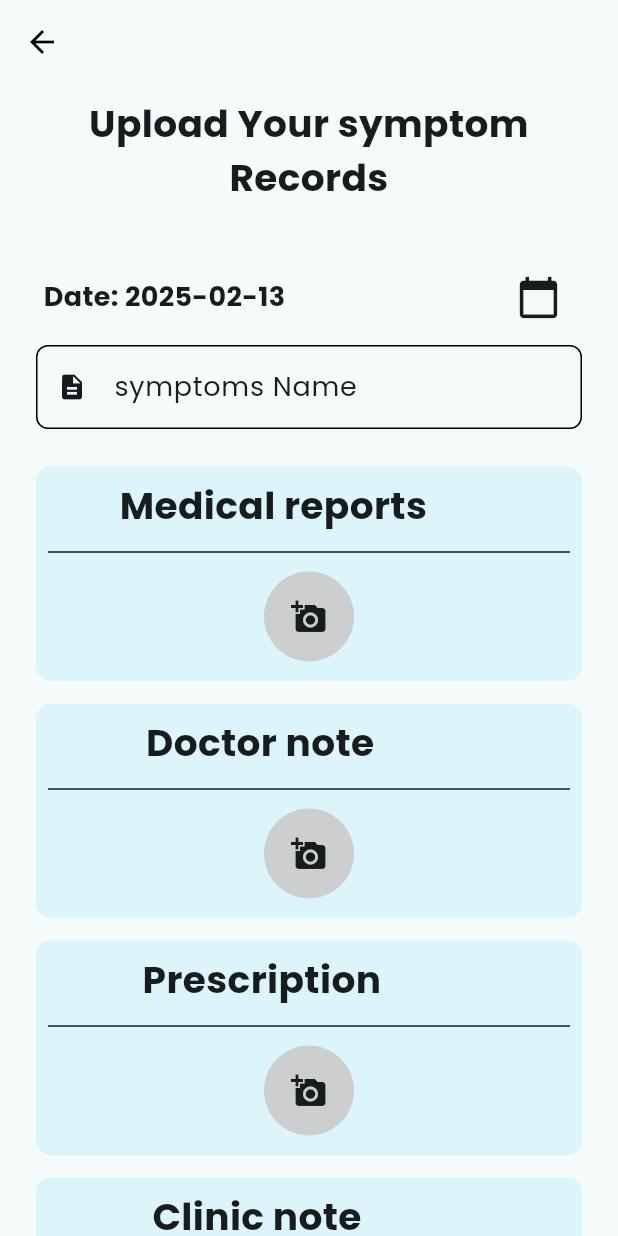
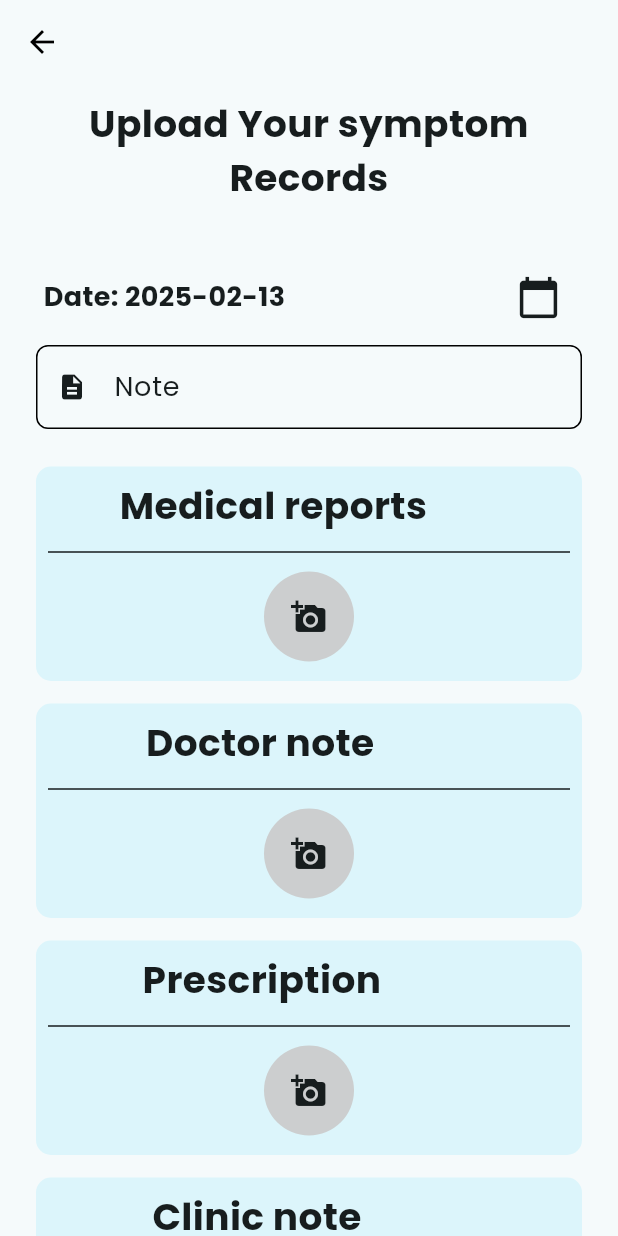
Before and after one commit to NimanthaSupun/healthcare, a Flutter app: the AddHealthReport screen opened directly with empty values, on a phone screen of 412 x 824 dp. Run offline on Flutter 3.47's test engine with Material 3 defaults, Android fonts, the phone set to English and light mode, and no system bars; our stand-ins replace animate_do, cloud_firestore, firebase_auth, firebase_core, firebase_messaging, firebase_storage and 8 more; accounts and stored records are empty; network calls fail.

Commit message:
Update symptom input label and validation message; format symptom due date in LibraryPage

```diff
--- a/lib/pages/healthcategory/add_health_report.dart
+++ b/lib/pages/healthcategory/add_health_report.dart
@@ -187,12 +187,12 @@ class _AddHealthReportState extends State<AddHealthReport> {
                         ),
                         CustomInput(
                           controller: _symptonsController,
-                          labelText: "symptoms Name",
+                          labelText: "Note",
                           icon: Icons.description,
                           obsecureText: false,
                           validator: (value) {
                             if (value == null || value.isEmpty) {
-                              return "please enter symptoms name";
+                              return "please enter some note's";
                             }
                             return null;
                           },
--- a/lib/pages/main_screens/library_page.dart
+++ b/lib/pages/main_screens/library_page.dart
@@ -10,6 +10,7 @@ import 'package:healthcare/services/category/clinic_service.dart';
 import 'package:healthcare/services/category/health_category_service.dart';
 import 'package:healthcare/services/category/symton_service.dart';
 import 'package:healthcare/widgets/single_category/countdown_timmer.dart';
+import 'package:intl/intl.dart';
 
 class LibraryPage extends StatefulWidget {
   const LibraryPage({super.key});
@@ -254,9 +255,11 @@ class _LibraryPageState extends State<LibraryPage> {
                                                   horizontal: 16,
                                                 ),
                                                 child: Text(
-                                                  sympton.name,
+                                                  DateFormat.yMMMd()
+                                                      .format(sympton.dueDate),
                                                   style: const TextStyle(
                                                     fontWeight: FontWeight.w400,
+                                                    color: mainLandMarksColor,
                                                     fontSize: 17,
                                                   ),
                                                 ),
```
